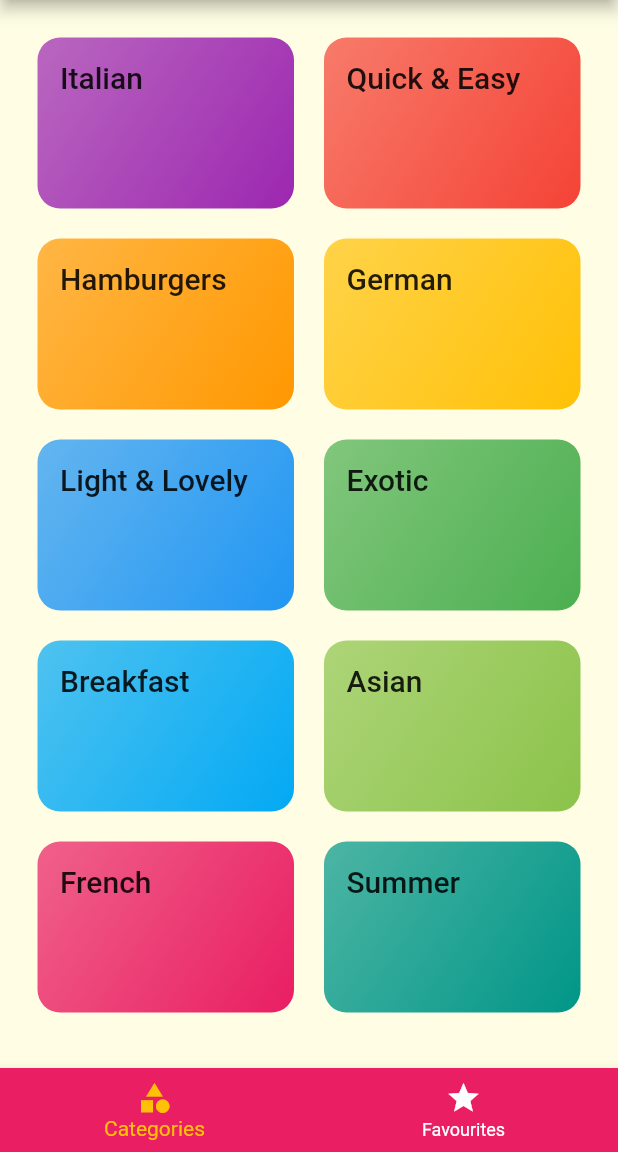
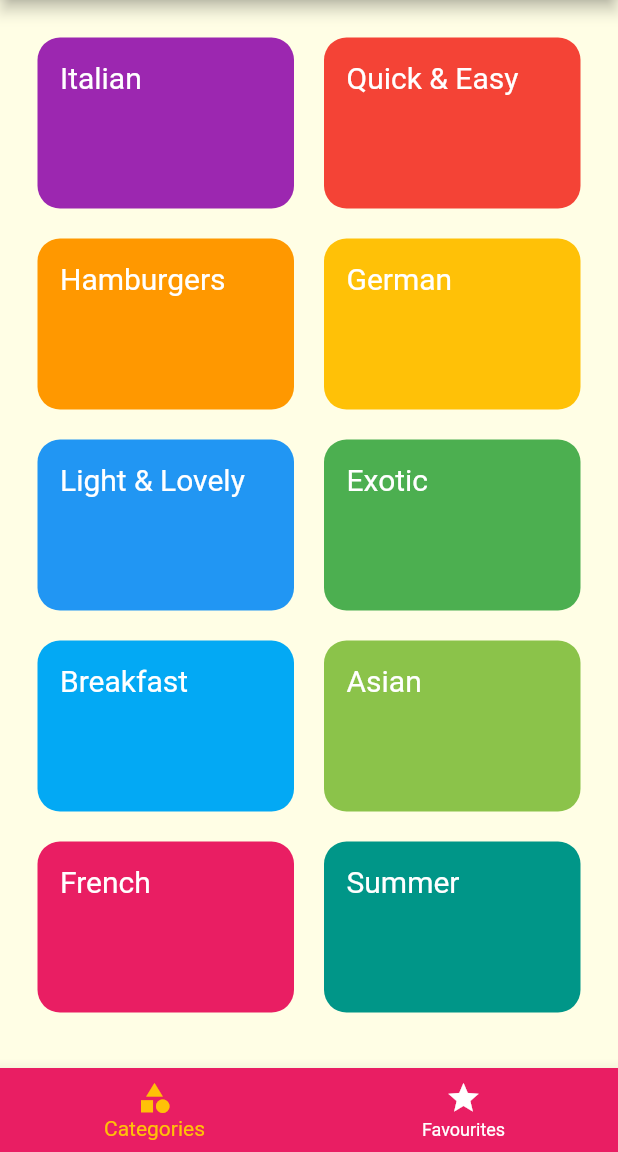
Before and after one commit to uzaircode/meal_planner_app, a Flutter app: the screen it shows after launch, on a phone screen of 412 x 824 dp, the part 84-1236 px from its top. Run offline on Flutter 3.47's test engine with Material 2 defaults, Android fonts, the phone set to English and light mode, and no system bars.

Commit message:
remove gradient background color

```diff
--- a/lib/widgets/category_item.dart
+++ b/lib/widgets/category_item.dart
@@ -24,12 +24,12 @@ class CategoryItem extends StatelessWidget {
       borderRadius: BorderRadius.circular(15),
       child: Container(
         padding: const EdgeInsets.all(15),
-        child: Text(title, style: Theme.of(context).textTheme.titleLarge),
+        child: Text(
+          title,
+          style: TextStyle(fontSize: 20, color: Colors.white),
+        ),
         decoration: BoxDecoration(
-          gradient: LinearGradient(colors: [
-            color.withOpacity(0.7),
-            color,
-          ], begin: Alignment.topLeft, end: Alignment.bottomRight),
+          color: color,
           borderRadius: BorderRadius.circular(15),
         ),
       ),
```
